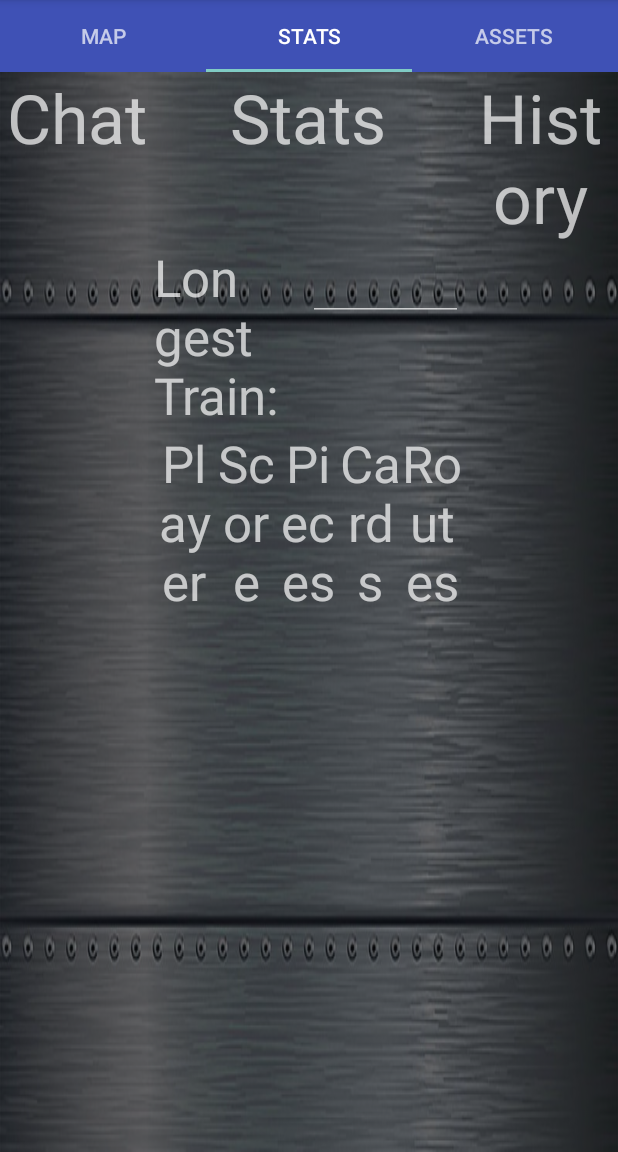
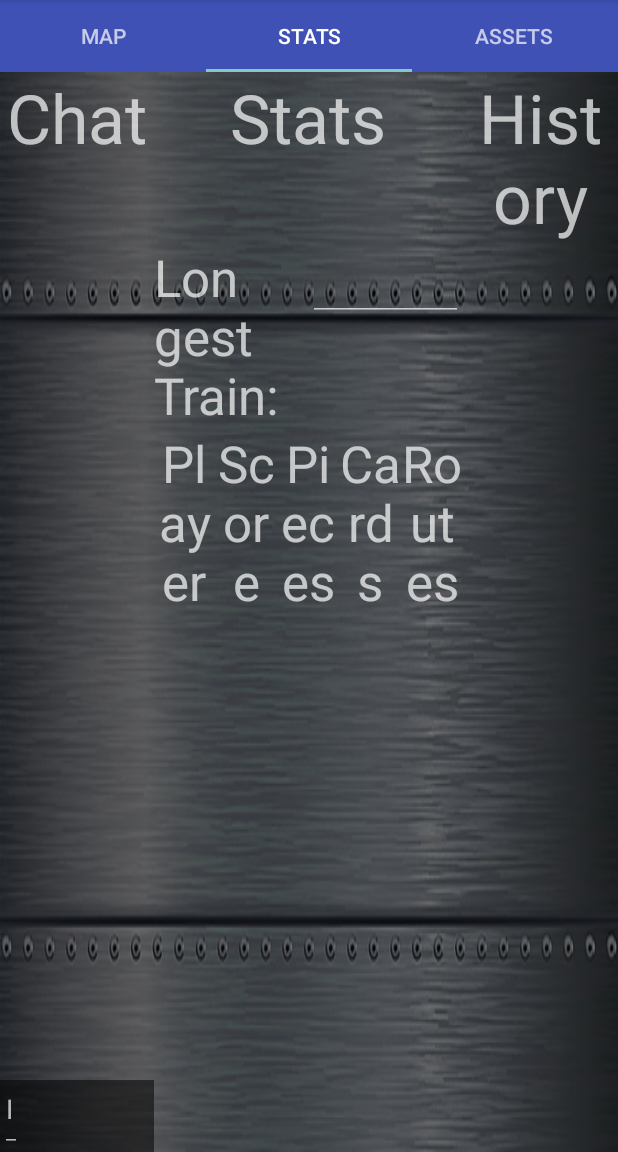
Before and after one commit to DavidROwen/TicketToRideGame, an Android app: the screen it shows after launch (GamePlayActivity), tab 2 chosen, on a phone screen of 412 x 824 dp, the part 84-1236 px from its top. Run offline under Robolectric (Android 15) with nearby library versions, the phone set to English and light mode, and no system bars.

Commit message:
fragments

```diff
--- a/app/src/main/java/ticket/com/tickettoridegames/client/view/Fragments/AssetsFragment.java
+++ b/app/src/main/java/ticket/com/tickettoridegames/client/view/Fragments/AssetsFragment.java
@@ -42,20 +42,17 @@ import static ticket.com.tickettoridegames.utility.model.TrainCard.TRAIN_TYPE.YE
 public class AssetsFragment extends BasicFragment implements IAssetsView{
 
     //Variables
-    Set<TrainCard> hand;
-    Set<TrainCard> trainBank;
-    Set<DestinationCard> destinationCards;
+    private Set<TrainCard> hand;
+    private Set<TrainCard> trainBank;
+    private Set<DestinationCard> destinationCards;
+    private View view;
+    private ArrayList<String> listRoutes=new ArrayList<>(); //LIST OF ARRAY STRINGS WHICH WILL SERVE AS LIST ITEMS
+    private ArrayAdapter<String> adapter; //DEFINING A STRING ADAPTER WHICH WILL HANDLE THE DATA OF THE LISTVIEW
 
     //Widgets
     private RecyclerView myHandRecyclerView;
     private RecyclerView myBankRecyclerView;
     private RecyclerView.Adapter myAdapter;
-
-    //LIST OF ARRAY STRINGS WHICH WILL SERVE AS LIST ITEMS
-    private ArrayList<String> listRoutes=new ArrayList<>();
-
-    //DEFINING A STRING ADAPTER WHICH WILL HANDLE THE DATA OF THE LISTVIEW
-    private ArrayAdapter<String> adapter;
 
     @Override
     public BasicFragment provideYourFragment() {
@@ -66,12 +63,9 @@ public class AssetsFragment extends BasicFragment implements IAssetsView{
     @Override
     public View provideYourFragmentView(LayoutInflater inflater, ViewGroup parent, Bundle savedInstanceState) {
 
-        View view = inflater.inflate(R.layout.assets_fragment,parent,false);
+        view = inflater.inflate(R.layout.assets_fragment,parent,false);
 
-        //Get your parent layout of fragment
-        LinearLayout layout = (LinearLayout)view;
-
-        ListView routes = (ListView)layout.findViewById(R.id.routes);
+        ListView routes = (ListView)view.findViewById(R.id.routes);
         adapter=new ArrayAdapter<String>(getActivity(),
                 android.R.layout.simple_list_item_1,
                 listRoutes);
@@ -84,7 +78,7 @@ public class AssetsFragment extends BasicFragment implements IAssetsView{
     @Override
     public void setHand(Set<TrainCard> hand){
         this.hand = hand;
-        myHandRecyclerView = (RecyclerView) getView().findViewById(R.id.ownedTrains);
+        myHandRecyclerView = (RecyclerView) view.findViewById(R.id.ownedTrains);
 
         myHandRecyclerView.setLayoutManager(new LinearLayoutManager(getActivity().getApplicationContext()));
         myAdapter = new ImageAdapter(hand);
--- a/app/src/main/res/layout/stats_fragment.xml
+++ b/app/src/main/res/layout/stats_fragment.xml
@@ -46,11 +46,43 @@
         android:orientation="horizontal"
         android:background="#88000000">
 
-        <ListView
-            android:id="@+id/chat"
+
+        <LinearLayout
             android:layout_width="0dp"
             android:layout_height="match_parent"
-            android:layout_weight="1" />
+            android:layout_weight="1"
+            android:orientation="vertical">
+
+            <ListView
+                android:id="@+id/listViewChat"
+                android:layout_width="match_parent"
+                android:layout_height="match_parent"
+                android:layout_weight="1" />
+
+            <LinearLayout
+                android:layout_width="match_parent"
+                android:layout_height="wrap_content"
+                android:background="#88000000"
+                android:orientation="horizontal">
+
+                <EditText
+                    android:id="@+id/chat_input_msg"
+                    android:layout_width="match_parent"
+                    android:layout_height="match_parent"
+                    android:layout_weight="1"
+                    android:hint="Input message."
+                    android:maxLines="2" />
+
+                <Button
+                    android:id="@+id/chat_send_button"
+                    android:layout_width="wrap_content"
+                    android:layout_height="wrap_content"
+                    android:text="Send"
+                    android:textAllCaps="false" />
+
+            </LinearLayout>
+
+        </LinearLayout>
 
         <LinearLayout
             android:layout_width="0dp"
@@ -72,6 +104,7 @@
                     android:textAppearance="@style/TextAppearance.AppCompat.Display1" />
 
                 <EditText
+                    android:id="@+id/playerNameText"
                     android:layout_width="0dp"
                     android:layout_height="wrap_content"
                     android:layout_weight="1"/>
```
Also changed, not shown: app/src/main/java/ticket/com/tickettoridegames/client/view/Fragments/StatsFragment.java (+84 -6 lines), app/src/main/java/ticket/com/tickettoridegames/utility/model/PlayerStats.java (+11 -1 lines).
